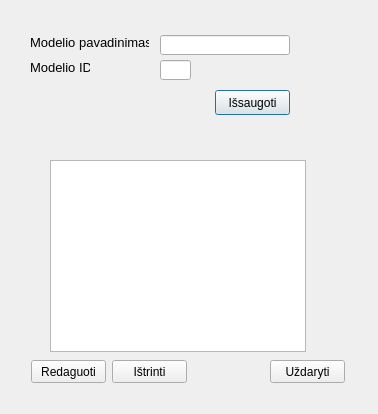
Before: the Qt Designer form duombaze/naujasmodelis.ui in Tautvydas2019/Diplomas, drawn with Qt 5.
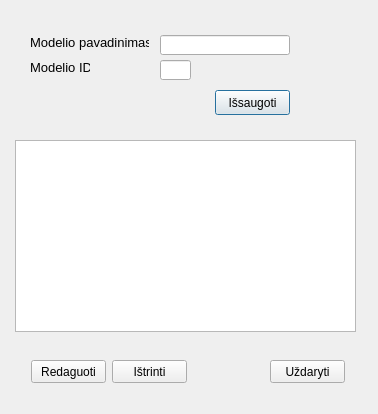
After: the same form once the commit is applied.

Commit message: changed to view/model based table design

```diff
--- a/duombaze/naujasmodelis.ui
+++ b/duombaze/naujasmodelis.ui
@@ -114,12 +114,12 @@
     <string>Uždaryti</string>
    </property>
   </widget>
-  <widget class="QTableWidget" name="tableWidget">
+  <widget class="QTableView" name="tableView">
    <property name="geometry">
     <rect>
-     <x>50</x>
-     <y>160</y>
-     <width>256</width>
+     <x>15</x>
+     <y>140</y>
+     <width>341</width>
      <height>192</height>
     </rect>
    </property>
```
The commit also changes 7 other files.
